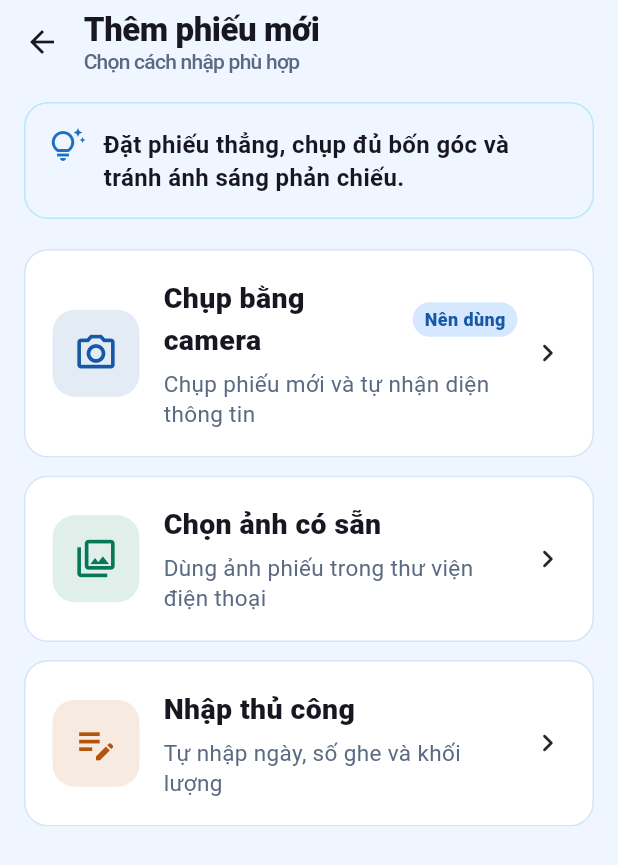
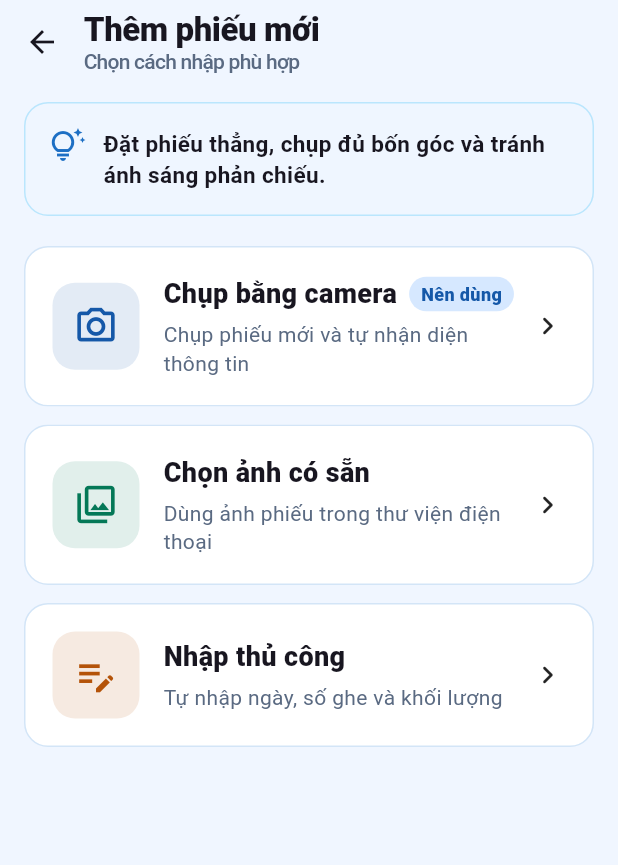
Before and after one commit to huynhgiahuy236/game-app, a Flutter app: the AddBoatReceiptScreen screen opened directly, after a tap on "Chụp bằng camera", on a phone screen of 412 x 824 dp. Shown: the top 865 px of the screen. Run offline on Flutter 3.47's test engine with Material 3 defaults, Android fonts, the phone set to English and light mode, and no system bars; our stand-ins replace flutter_secure_storage, image_picker, shared_preferences; missing offline and left inert: google_mlkit_text_recognition; accounts and stored records are empty; network calls fail; project files that could hold a hidden picture were left out.

Commit message:
feat: add AddBoatReceiptScreen for capturing or selecting receipts with OCR processing support

```diff
--- a/frontend/lib/features/boat_receipt/views/add_boat_receipt_screen.dart
+++ b/frontend/lib/features/boat_receipt/views/add_boat_receipt_screen.dart
@@ -1,5 +1,6 @@
 import 'dart:io';
 
+import 'package:flutter/foundation.dart';
 import 'package:flutter/material.dart';
 import 'package:image_picker/image_picker.dart';
 
@@ -34,11 +35,26 @@
         imageQuality: 90,
       );
       if (pickedFile == null) return;
+
+      if (!mounted) return;
       setState(() => _isProcessing = true);
+
       final imageFile = File(pickedFile.path);
-      final result = await _ocrService.processImage(imageFile);
+      OcrResult? result;
+
+      if (!kIsWeb) {
+        try {
+          result = await _ocrService.processImage(imageFile);
+        } catch (_) {
+          result = const OcrResult(rawText: '');
+        }
+      } else {
+        result = const OcrResult(rawText: '');
+      }
+
       if (!mounted) return;
       setState(() => _isProcessing = false);
+
       final saved = await Navigator.push<bool>(
         context,
         MaterialPageRoute(
@@ -49,28 +65,64 @@
           ),
         ),
       );
+
       if (saved == true && mounted) Navigator.pop(context, true);
     } catch (error) {
       if (!mounted) return;
       setState(() => _isProcessing = false);
+
+      String userMessage = 'Không thể chọn hoặc xử lý ảnh. Vui lòng thử lại.';
+      final errStr = error.toString().toLowerCase();
+      if (errStr.contains('camera_access_denied') ||
+          errStr.contains('permission_denied') ||
+          errStr.contains('permission')) {
+        userMessage =
+            'Ứng dụng chưa được cấp quyền truy cập Camera hoặc Thư viện ảnh. Vui lòng vào Cài đặt của thiết bị để cấp quyền.';
+      } else if (errStr.contains('no_available_camera') ||
+          errStr.contains('camera_unavailable')) {
+        userMessage = 'Không tìm thấy thiết bị máy ảnh trên thiết bị này.';
+      }
+
       await showDialog<void>(
         context: context,
         useRootNavigator: true,
         builder: (dialogContext) => AlertDialog(
+          shape: RoundedRectangleBorder(
+            borderRadius: BorderRadius.circular(20),
+          ),
           icon: const Icon(
             Icons.error_outline_rounded,
             color: ReceiptColors.red,
-            size: 40,
+            size: 44,
           ),
-          title: const Text('Không thể xử lý ảnh', textAlign: TextAlign.center),
+          title: const Text(
+            'Lỗi xử lý ảnh',
+            textAlign: TextAlign.center,
+            style: TextStyle(fontWeight: FontWeight.w700),
+          ),
           content: Text(
-            'Kiểm tra quyền Camera/Thư viện rồi thử lại.\n\n$error',
-            style: const TextStyle(fontSize: 16, height: 1.4),
+            userMessage,
+            style: const TextStyle(fontSize: 15, height: 1.45),
+            textAlign: TextAlign.center,
           ),
+          actionsAlignment: MainAxisAlignment.center,
           actions: [
             FilledButton(
               onPressed: () => Navigator.pop(dialogContext),
-              child: const Text('Đã hiểu', style: TextStyle(fontSize: 17)),
+              style: FilledButton.styleFrom(
+                backgroundColor: ReceiptColors.blueStrong,
+                padding: const EdgeInsets.symmetric(
+                  horizontal: 28,
+                  vertical: 10,
+                ),
+                shape: RoundedRectangleBorder(
+                  borderRadius: BorderRadius.circular(12),
+                ),
+              ),
+              child: const Text(
+                'Đã hiểu',
+                style: TextStyle(fontSize: 16, fontWeight: FontWeight.bold),
+              ),
             ),
           ],
         ),
@@ -89,17 +141,29 @@
   }
 
   @override
-  Widget build(BuildContext context) => Scaffold(
+  Widget build(BuildContext context) => PopScope(
+        canPop: !_isProcessing,
+        child: Scaffold(
           backgroundColor: ReceiptUi.canvas(context),
           appBar: ReceiptUi.appBar(
             context,
             'Thêm phiếu mới',
-      subtitle: 'Chọn cách nhập phù hợp',
+            subtitle: _isProcessing
+                ? 'Đang tự động đọc thông tin'
+                : 'Chọn cách nhập phù hợp',
+            onBackPress: _isProcessing ? () {} : null,
           ),
           body: SafeArea(
-      child: _isProcessing
-          ? _processing()
-          : ListView(
+            child: AnimatedSwitcher(
+              duration: const Duration(milliseconds: 250),
+              child: _isProcessing ? _processing() : _buildContent(),
+            ),
+          ),
+        ),
+      );
+
+  Widget _buildContent() => ListView(
+        key: const ValueKey('options_list'),
         padding: const EdgeInsets.fromLTRB(16, 12, 16, 28),
         children: [
           Container(
@@ -109,7 +173,11 @@
                   ? const Color(0xFF102A43)
                   : const Color(0xFFEFF6FF),
               borderRadius: BorderRadius.circular(16),
-                    border: Border.all(color: const Color(0xFFBAE6FD)),
+              border: Border.all(
+                color: Theme.of(context).brightness == Brightness.dark
+                    ? const Color(0xFF1E3A8A)
+                    : const Color(0xFFBAE6FD),
+              ),
             ),
             child: const Row(
               crossAxisAlignment: CrossAxisAlignment.start,
@@ -123,7 +191,7 @@
                   child: Text(
                     'Đặt phiếu thẳng, chụp đủ bốn góc và tránh ánh sáng phản chiếu.',
                     style: TextStyle(
-                            fontSize: 16,
+                      fontSize: 15,
                       height: 1.4,
                       fontWeight: FontWeight.w600,
                     ),
@@ -158,34 +226,47 @@
             onTap: _manualEntry,
           ),
         ],
-            ),
-    ),
       );
 
   Widget _processing() => Center(
+        key: const ValueKey('processing_view'),
         child: Padding(
           padding: const EdgeInsets.all(32),
           child: Column(
             mainAxisSize: MainAxisSize.min,
             children: [
-          const SizedBox.square(
+              Container(
+                padding: const EdgeInsets.all(24),
+                decoration: BoxDecoration(
+                  color: ReceiptUi.surface(context),
+                  shape: BoxShape.circle,
+                  boxShadow: [
+                    BoxShadow(
+                      color: Colors.black.withValues(alpha: 0.06),
+                      blurRadius: 20,
+                      offset: const Offset(0, 10),
+                    ),
+                  ],
+                ),
+                child: const SizedBox.square(
                   dimension: 52,
                   child: CircularProgressIndicator(
-              strokeWidth: 5,
+                    strokeWidth: 4.5,
                     color: ReceiptColors.blue,
                   ),
                 ),
-          const SizedBox(height: 22),
+              ),
+              const SizedBox(height: 28),
               const Text(
                 'Đang đọc phiếu...',
-            style: TextStyle(fontSize: 23, fontWeight: FontWeight.w800),
+                style: TextStyle(fontSize: 22, fontWeight: FontWeight.w800),
               ),
               const SizedBox(height: 8),
               Text(
-            'Quá trình thường mất vài giây',
+                'Quá trình phân tích OCR thường mất vài giây',
                 textAlign: TextAlign.center,
                 style: TextStyle(
-              fontSize: 16,
+                  fontSize: 15,
                   color: ReceiptUi.secondaryText(context),
                 ),
               ),
@@ -201,7 +282,8 @@
     required Color color,
     required VoidCallback onTap,
     bool primary = false,
-  }) => ReceiptSurface(
+  }) =>
+      ReceiptSurface(
         onTap: onTap,
         padding: const EdgeInsets.all(18),
         child: Row(
@@ -226,7 +308,7 @@
                         child: Text(
                           title,
                           style: const TextStyle(
-                        fontSize: 19,
+                            fontSize: 18,
                             fontWeight: FontWeight.w800,
                           ),
                         ),
@@ -258,7 +340,7 @@
                   Text(
                     subtitle,
                     style: TextStyle(
-                  fontSize: 15,
+                      fontSize: 14,
                       height: 1.35,
                       color: ReceiptUi.secondaryText(context),
                     ),
```
Lines whose indentation alone changed are shown as unchanged.
